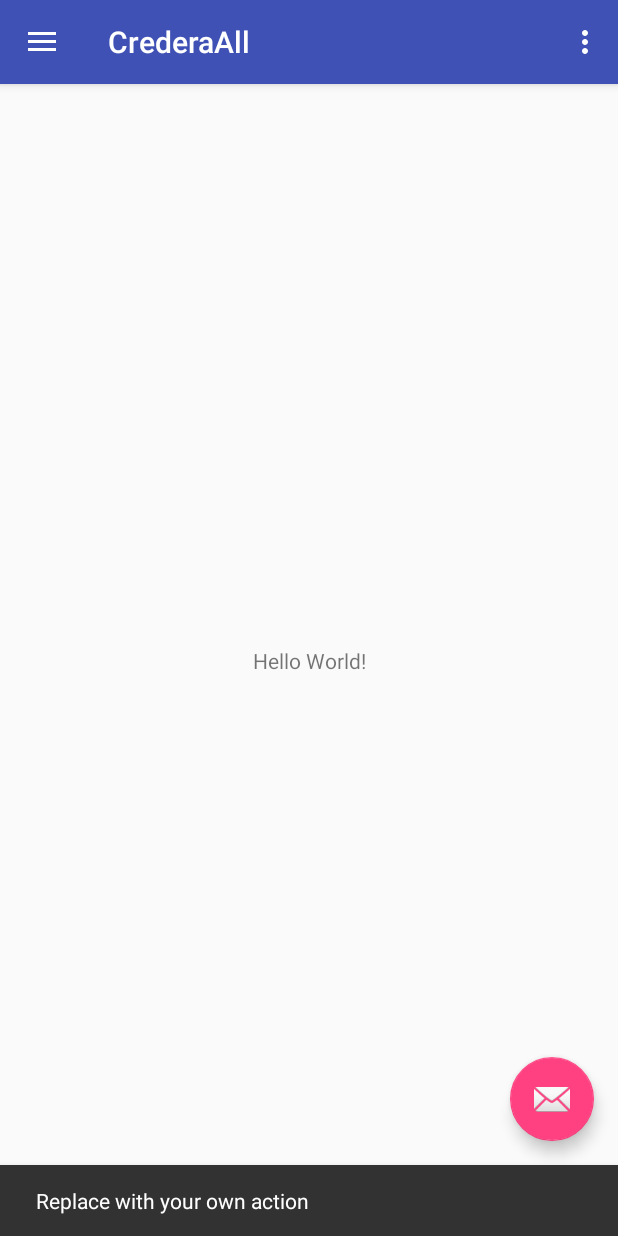
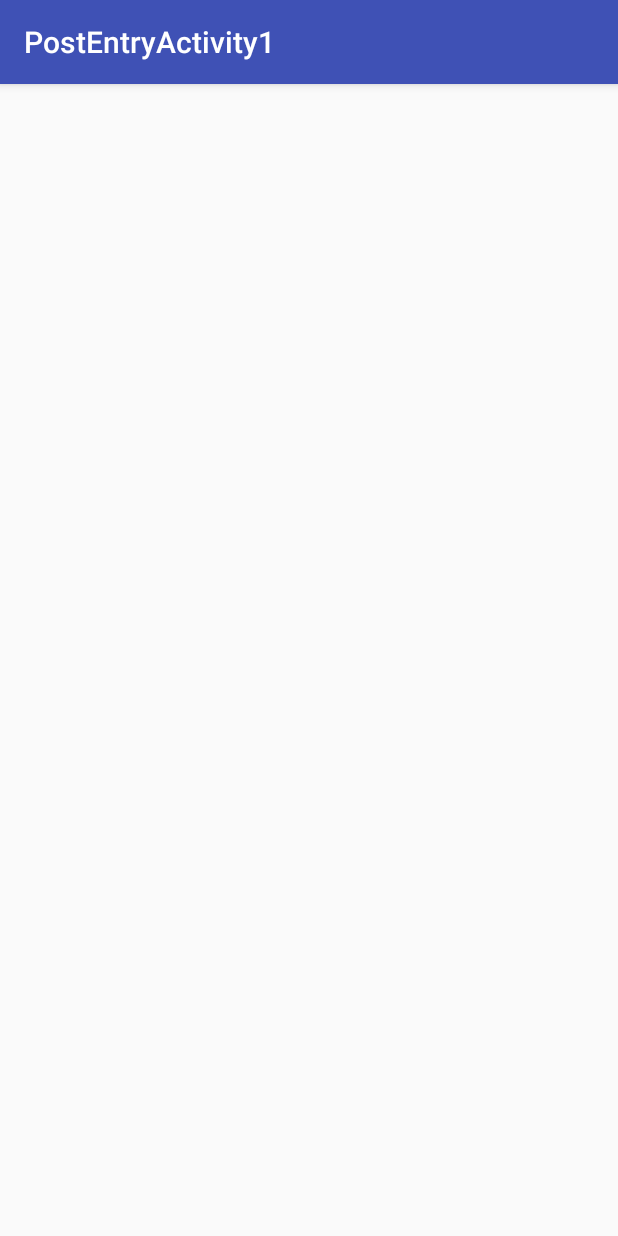
Before and after one commit to ericsu921/mobile-credera-all, an Android app: the screen it shows after launch (NewsFeedActivity before the commit, PostEntryActivity after it), after a tap on an icon or button, on a phone screen of 412 x 824 dp. Run offline under Robolectric (Android 15) with nearby library versions, the phone set to English and light mode, and no system bars.

Commit message:
Wire FAB to open up PostEntryActivity

```diff
--- a/app/src/main/AndroidManifest.xml
+++ b/app/src/main/AndroidManifest.xml
@@ -19,6 +19,11 @@
                 <category android:name="android.intent.category.LAUNCHER"/>
             </intent-filter>
         </activity>
+        <activity
+            android:name=".PostEntryActivity"
+            android:label="@string/title_activity_post_entry1"
+            android:theme="@style/AppTheme.NoActionBar">
+        </activity>
     </application>
 
 </manifest>
--- a/app/src/main/java/com/credera/mobile/crederaall/NewsFeedActivity.java
+++ b/app/src/main/java/com/credera/mobile/crederaall/NewsFeedActivity.java
@@ -1,5 +1,6 @@
 package com.credera.mobile.crederaall;
 
+import android.content.Intent;
 import android.os.Bundle;
 import android.support.design.widget.FloatingActionButton;
 import android.support.design.widget.Snackbar;
@@ -27,8 +28,7 @@ public class NewsFeedActivity extends AppCompatActivity
         fab.setOnClickListener(new View.OnClickListener() {
             @Override
             public void onClick(View view) {
-                Snackbar.make(view, "Replace with your own action", Snackbar.LENGTH_LONG)
-                        .setAction("Action", null).show();
+                startActivity(new Intent(NewsFeedActivity.this, PostEntryActivity.class));
             }
         });
 
--- /dev/null
+++ b/app/src/main/java/com/credera/mobile/crederaall/PostEntryActivity.java
@@ -0,0 +1,16 @@
+package com.credera.mobile.crederaall;
+
+import android.os.Bundle;
+import android.support.v7.app.AppCompatActivity;
+import android.support.v7.widget.Toolbar;
+
+public class PostEntryActivity extends AppCompatActivity {
+
+    @Override
+    protected void onCreate(Bundle savedInstanceState) {
+        super.onCreate(savedInstanceState);
+        setContentView(R.layout.activity_post_entry1);
+        Toolbar toolbar = (Toolbar) findViewById(R.id.toolbar);
+        setSupportActionBar(toolbar);
+    }
+}
--- /dev/null
+++ b/app/src/main/res/layout/activity_post_entry1.xml
@@ -0,0 +1,27 @@
+<?xml version="1.0" encoding="utf-8"?>
+<android.support.design.widget.CoordinatorLayout
+    xmlns:android="http://schemas.android.com/apk/res/android"
+    xmlns:app="http://schemas.android.com/apk/res-auto"
+    xmlns:tools="http://schemas.android.com/tools"
+    android:layout_width="match_parent"
+    android:layout_height="match_parent"
+    tools:context="com.credera.mobile.crederaall.PostEntryActivity">
+
+    <android.support.design.widget.AppBarLayout
+        android:layout_width="match_parent"
+        android:layout_height="wrap_content"
+        android:theme="@style/AppTheme.AppBarOverlay">
+
+        <android.support.v7.widget.Toolbar
+            android:id="@+id/toolbar"
+            android:layout_width="match_parent"
+            android:layout_height="?attr/actionBarSize"
+            android:background="?attr/colorPrimary"
+            app:popupTheme="@style/AppTheme.PopupOverlay"/>
+
+    </android.support.design.widget.AppBarLayout>
+
+    <include layout="@layout/content_post_entry1"
+             android:id="@+id/include"/>
+
+</android.support.design.widget.CoordinatorLayout>
--- /dev/null
+++ b/app/src/main/res/layout/content_post_entry1.xml
@@ -0,0 +1,12 @@
+<?xml version="1.0" encoding="utf-8"?>
+<android.support.constraint.ConstraintLayout
+    xmlns:android="http://schemas.android.com/apk/res/android"
+    xmlns:app="http://schemas.android.com/apk/res-auto"
+    xmlns:tools="http://schemas.android.com/tools"
+    android:layout_width="match_parent"
+    android:layout_height="match_parent"
+    app:layout_behavior="@string/appbar_scrolling_view_behavior"
+    tools:context="com.credera.mobile.crederaall.PostEntryActivity"
+    tools:showIn="@layout/activity_post_entry1">
+
+</android.support.constraint.ConstraintLayout>
--- a/app/src/main/res/values/strings.xml
+++ b/app/src/main/res/values/strings.xml
@@ -5,4 +5,5 @@
     <string name="navigation_drawer_close">Close navigation drawer</string>
 
     <string name="action_settings">Settings</string>
+    <string name="title_activity_post_entry1">PostEntryActivity1</string>
 </resources>
```
Also changed, not shown: 2 other files.
